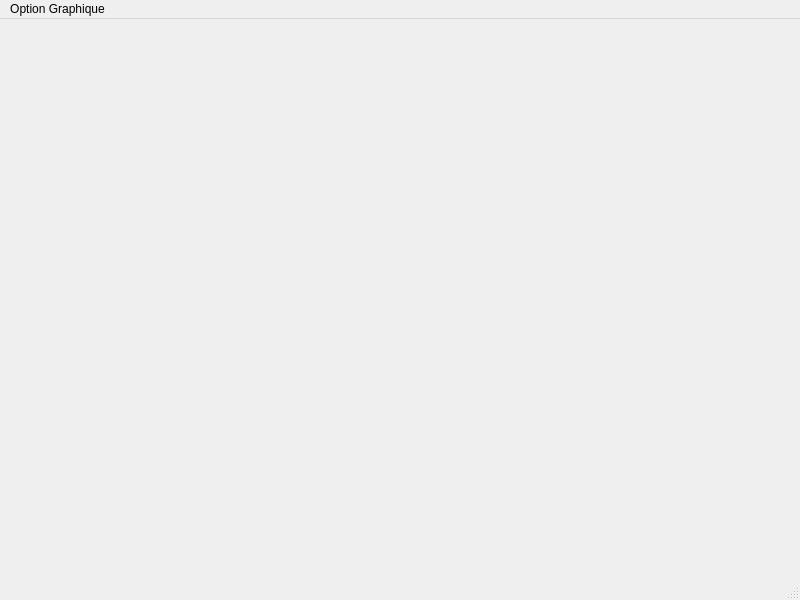
Qt form view/ui/physique.ui (aubinJonah/TP4_info3) before a commit.
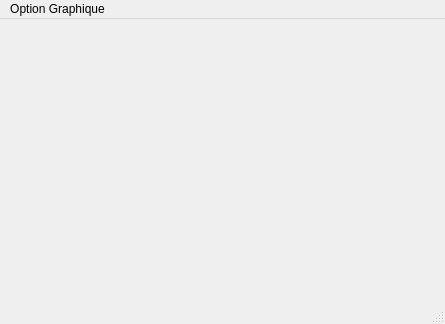
The same form after that commit.

Diff of the .ui file:
```diff
--- a/view/ui/physique.ui
+++ b/view/ui/physique.ui
@@ -6,8 +6,8 @@
    <rect>
     <x>0</x>
     <y>0</y>
-    <width>800</width>
-    <height>600</height>
+    <width>445</width>
+    <height>324</height>
    </rect>
   </property>
   <property name="windowTitle">
@@ -25,7 +25,7 @@
     <rect>
      <x>0</x>
      <y>0</y>
-     <width>800</width>
+     <width>445</width>
      <height>21</height>
     </rect>
    </property>
```
